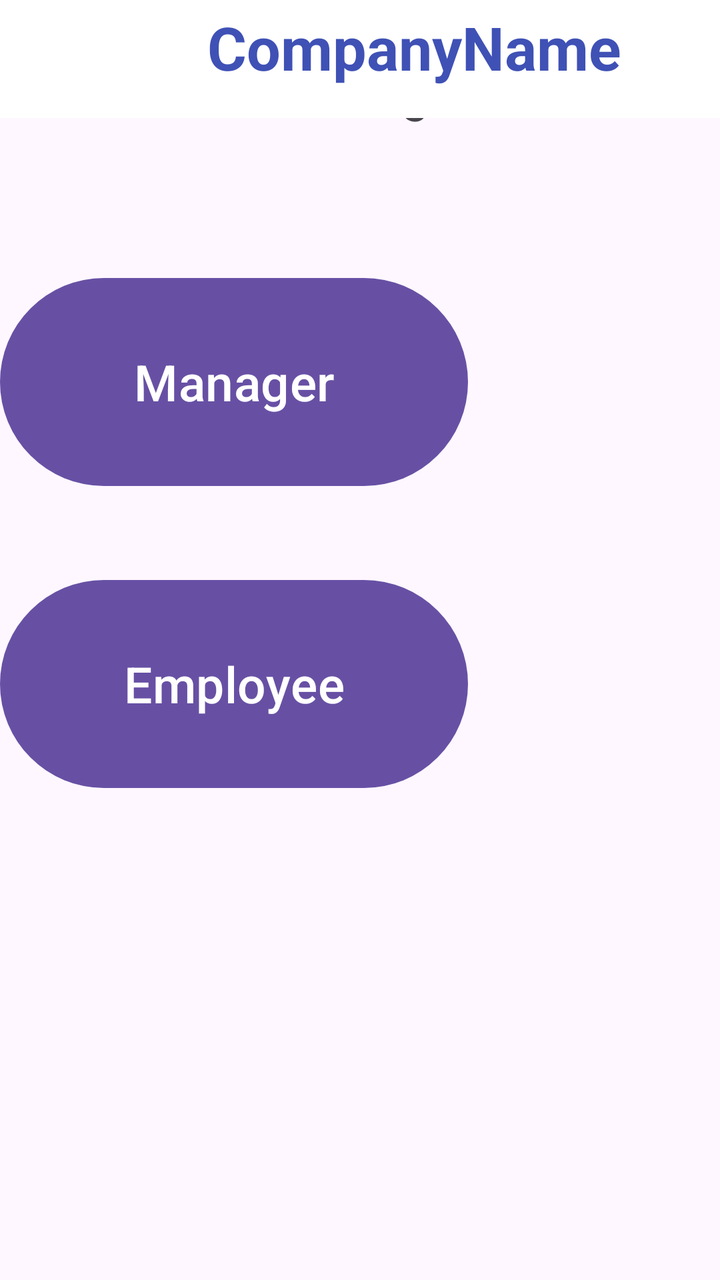
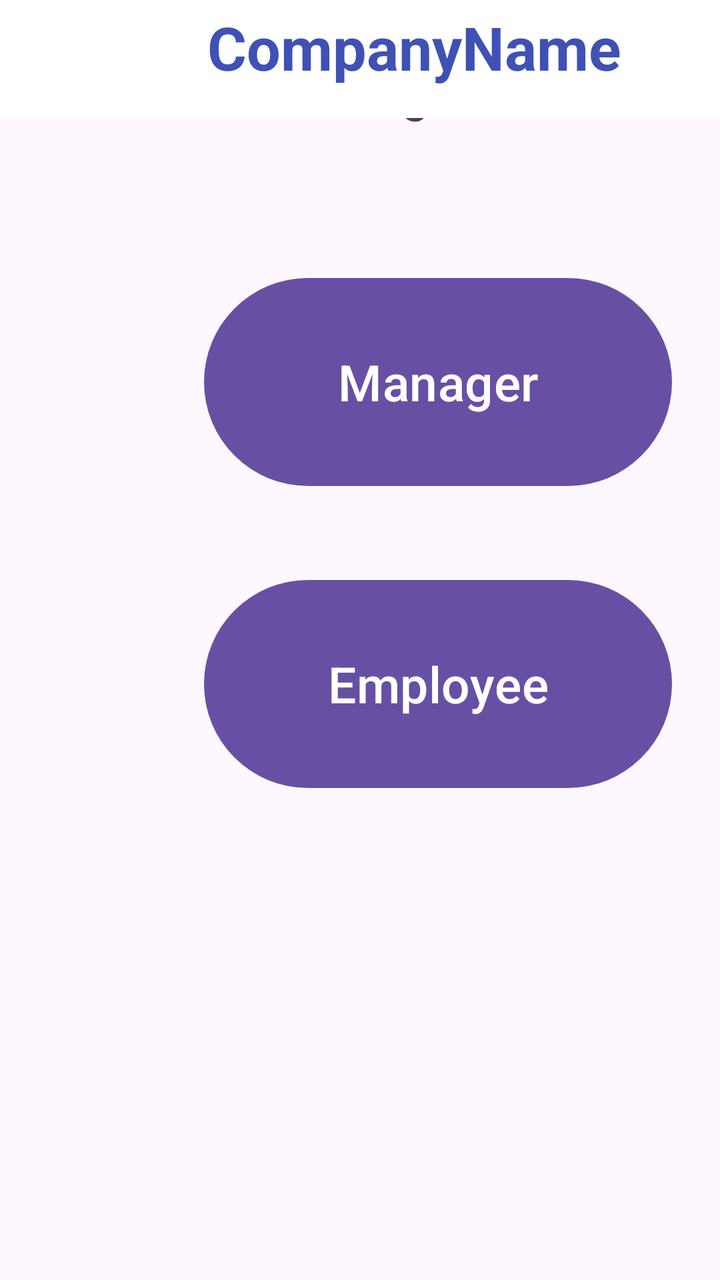

Screens rendered from an Android XML layout before and after an edit, with the pre-edit source and the edit as a unified diff.
<!-- AndroidManifest.xml: application theme Theme.MyApplication -->
<!-- res/layout/activity_main.xml -->
<?xml version="1.0" encoding="utf-8"?>
<androidx.constraintlayout.widget.ConstraintLayout xmlns:android="http://schemas.android.com/apk/res/android"
    xmlns:app="http://schemas.android.com/apk/res-auto"
    xmlns:tools="http://schemas.android.com/tools"
    android:layout_width="match_parent"
    android:layout_height="match_parent"
    android:backgroundTint="#03A9F4"
    android:foregroundTint="#03A9F4"
    app:barrierMargin="10dp"
    android:id="@+id/main">

    <TextView
        android:id="@+id/textView2"
        android:layout_width="120dp"
        android:layout_height="74dp"


        android:layout_marginStart="173dp"
        android:layout_marginTop="50dp"
        android:fontFamily="sans-serif"
        android:text="Login"
        android:textSize="25dp"
        app:layout_constraintStart_toStartOf="parent"
        app:layout_constraintTop_toBottomOf="@+id/textView4" />

    <Button
        android:id="@+id/button"
        android:layout_width="234dp"
        android:layout_height="112dp"
        android:layout_marginTop="32dp"
        android:layout_marginBottom="39dp"
        android:text="Manager"
        android:textSize="25dp"
        app:layout_constraintBottom_toTopOf="@+id/employeelog"
        app:layout_constraintTop_toBottomOf="@+id/textView2"
        tools:layout_editor_absoluteX="102dp" />

    <Button
        android:id="@+id/employeelog"
        android:layout_width="234dp"
        android:layout_height="112dp"
        android:layout_marginTop="39dp"
        android:text="Employee"
        android:textSize="25dp"
        app:layout_constraintTop_toBottomOf="@+id/button"
        tools:layout_editor_absoluteX="102dp" />


    <TextView
        android:id="@+id/textView4"
        android:layout_width="wrap_content"
        android:layout_height="wrap_content"

        android:layout_marginBottom="661dp"
        android:width="420dp"
        android:height="70dp"
        android:background="@color/corporate_blue"
        app:layout_constraintBottom_toBottomOf="parent"
        app:layout_constraintEnd_toEndOf="parent"
        app:layout_constraintHorizontal_bias="0.0"
        app:layout_constraintStart_toStartOf="parent"
        app:layout_constraintTop_toTopOf="parent"
        app:layout_constraintVertical_bias="1.0" />

    <TextView
        android:id="@+id/textView"
        android:layout_width="414dp"
        android:layout_height="59dp"
        android:background="@color/white"
        android:paddingTop="10px"
        android:text="CompanyName"
        android:textAlignment="center"
        android:textColor="@color/corporate_blue"
        android:textSize="30dp"
        android:textStyle="bold"
        app:layout_constraintBottom_toTopOf="@+id/textView4"
        app:layout_constraintEnd_toEndOf="parent"
        app:layout_constraintHorizontal_bias="0.0"
        app:layout_constraintStart_toStartOf="parent"
        app:layout_constraintTop_toTopOf="parent"
        app:layout_constraintVertical_bias="0.0" />


</androidx.constraintlayout.widget.ConstraintLayout>
<!-- resources referenced by this layout -->
<resources>
  <color name="corporate_blue">#3F51B5</color>
  <color name="white">#FFFFFFFF</color>
  <style name="Theme.MyApplication" parent="Base.Theme.MyApplication" />
  <style name="Base.Theme.MyApplication" parent="Theme.Material3.DayNight.NoActionBar">
          
          
      </style>
</resources>

<!-- the commit's change to res/layout/activity_main.xml (unified diff, before → after) -->
@@ -27,23 +27,25 @@
         android:id="@+id/button"
         android:layout_width="234dp"
         android:layout_height="112dp"
+        android:layout_marginStart="102dp"
         android:layout_marginTop="32dp"
         android:layout_marginBottom="39dp"
         android:text="Manager"
         android:textSize="25dp"
         app:layout_constraintBottom_toTopOf="@+id/employeelog"
-        app:layout_constraintTop_toBottomOf="@+id/textView2"
-        tools:layout_editor_absoluteX="102dp" />
+        app:layout_constraintStart_toStartOf="parent"
+        app:layout_constraintTop_toBottomOf="@+id/textView2" />
 
     <Button
         android:id="@+id/employeelog"
         android:layout_width="234dp"
         android:layout_height="112dp"
+        android:layout_marginStart="102dp"
         android:layout_marginTop="39dp"
         android:text="Employee"
         android:textSize="25dp"
-        app:layout_constraintTop_toBottomOf="@+id/button"
-        tools:layout_editor_absoluteX="102dp" />
+        app:layout_constraintStart_toStartOf="parent"
+        app:layout_constraintTop_toBottomOf="@+id/button" />
 
 
     <TextView
